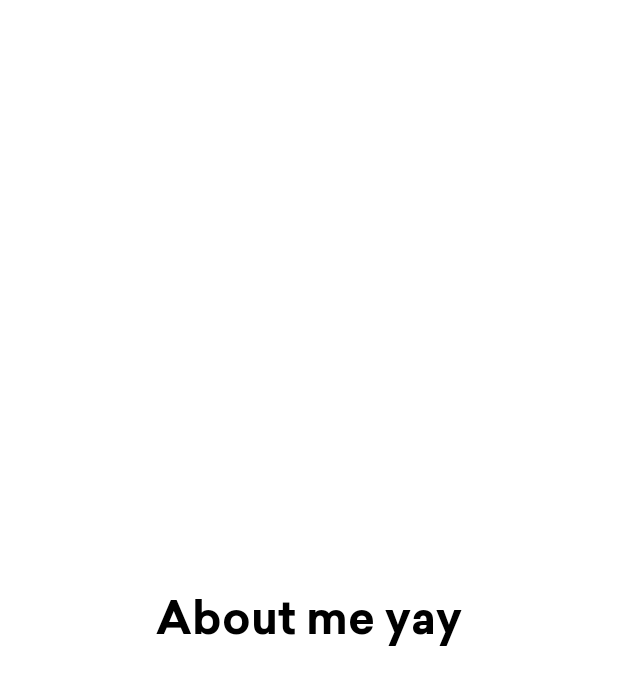
After one commit to fatrionsadiku/PokeDex, an Android app: the layout fragment_about_pokemon.xml on its own in the app's theme, with its tools: preview values and no code run, on a phone screen of 412 x 824 dp. The commit adds this screen. Shown: the top 685 px of the screen. Run offline under Robolectric (Android 15) with nearby library versions, the phone set to English and light mode, and no system bars; Roboto replaces fonts that are not available here.

Commit message:
Added a new detail category, "About Pokemon". Changed Tab Indicator. Details Fragment's background color now changes accordingly to whichever pokemon we navigated to with the buttons. Made an extension function on Drawables to get its dominantColor which helps with re-usability

```diff
--- a/app/src/main/java/com/brightblade/pokedex/ui/pokemondetails/PokeDetailsSharedViewModel.kt
+++ b/app/src/main/java/com/brightblade/pokedex/ui/pokemondetails/PokeDetailsSharedViewModel.kt
@@ -101,7 +101,7 @@ class PokeDetailsSharedViewModel @Inject constructor(
         val pokeSpecies = repository.getPokemonSpecies(id)
         if (pokeSpecies.isSuccessful) {
             Log.d("ViewModelDebug", "getPokemonSpecies: ${pokeSpecies.body()}")
-            delay(500)
+            delay(300)
             pokemonSpeciesResponse.postValue(Resource.Success(pokeSpecies.body()))
         } else pokemonSpeciesResponse.postValue(Resource.Error(message = "Error while trying to fetch pokemon data"))
     }
--- a/app/src/main/java/com/brightblade/pokedex/ui/pokemondetails/pokeevotree/PokeEvoTree.kt
+++ b/app/src/main/java/com/brightblade/pokedex/ui/pokemondetails/pokeevotree/PokeEvoTree.kt
@@ -57,7 +57,6 @@ class PokeEvoTree : Fragment(R.layout.fragment_pokemon_evolution_tree) {
     override fun onViewCreated(view: View, savedInstanceState: Bundle?) {
         super.onViewCreated(view, savedInstanceState)
         toggleBackToDetails()
-
         binding.apply {
             viewModel.pokemonSpeciesResponse.observe(viewLifecycleOwner) { evoChainResponse ->
                 when (evoChainResponse) {
@@ -95,10 +94,9 @@ class PokeEvoTree : Fragment(R.layout.fragment_pokemon_evolution_tree) {
     @RequiresApi(Build.VERSION_CODES.O)
     private fun getPokemonEvoTree(pokeSpecies: PokemonEvolutionChain) {
         binding.linearLayout.removeAllViews()
-        val pokeDetailsFragment =
-            this.parentFragment as PokeDetailsFragment
+        val pokeDetailsFragment = parentFragment as PokeDetailsFragment
         val pokeAbilitiesFragment =
-            parentFragmentManager.findFragmentByTag("f101") as? PokeAbilities
+            parentFragmentManager.findFragmentByTag("f2") as? PokeAbilities
         val neonPointingGif = createNeonPointingGif()
         val firstPokemonId = getPokemonID(pokeSpecies.chain.species.url)
         val firstPokeName = createPokemonNameTextView(pokeSpecies.chain.species.name.capitalize())
--- /dev/null
+++ b/app/src/main/res/layout/fragment_about_pokemon.xml
@@ -0,0 +1,21 @@
+<?xml version="1.0" encoding="utf-8"?>
+<androidx.constraintlayout.widget.ConstraintLayout xmlns:android="http://schemas.android.com/apk/res/android"
+    xmlns:app="http://schemas.android.com/apk/res-auto"
+    android:layout_width="match_parent"
+    android:layout_height="match_parent">
+
+    <TextView
+        android:id="@+id/aboutMeText"
+        android:layout_width="wrap_content"
+        android:layout_height="wrap_content"
+        android:text="About me yay"
+        android:textSize="30sp"
+        android:fontFamily="@font/sailec_bold"
+        android:textAlignment="center"
+        android:textColor="@color/black"
+        app:layout_constraintBottom_toBottomOf="parent"
+        app:layout_constraintEnd_toEndOf="parent"
+        app:layout_constraintStart_toStartOf="parent"
+        app:layout_constraintTop_toTopOf="parent" />
+
+</androidx.constraintlayout.widget.ConstraintLayout>
```
Also changed, not shown: app/src/main/java/com/brightblade/pokedex/ui/adapters/FavoritePokemonsAdapter.kt (+2 -16 lines), app/src/main/java/com/brightblade/pokedex/ui/adapters/FragmentAdapter.kt (+4 -21 lines), app/src/main/java/com/brightblade/pokedex/ui/adapters/PokeAdapter.kt (+2 -16 lines), app/src/main/java/com/brightblade/pokedex/ui/pokemondetails/PokeDetailsFragment.kt (+29 -27 lines), app/src/main/java/com/brightblade/pokedex/ui/pokemondetails/aboutpokemon/AboutPokemonFragment.kt (added, +30 -0 lines), app/src/main/java/com/brightblade/pokedex/ui/pokemondetails/pokebasicinfo/PokeBasicInfo.kt (+8 -9 lines), app/src/main/java/com/brightblade/utils/ExtensionFunctions.kt (+14 -0 lines), app/src/main/res/drawable/tab_indicator.xml (+10 -11 lines), app/src/main/res/layout/fragment_pokemon_details.xml (+5 -4 lines).
